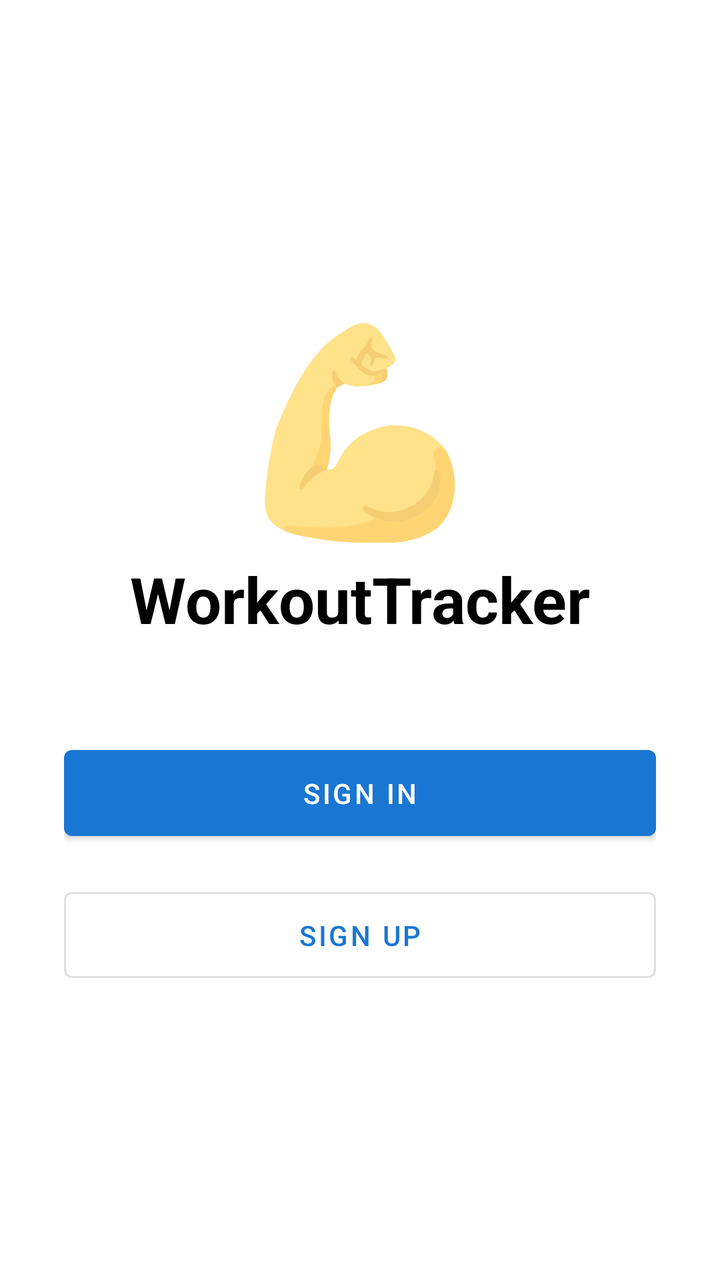
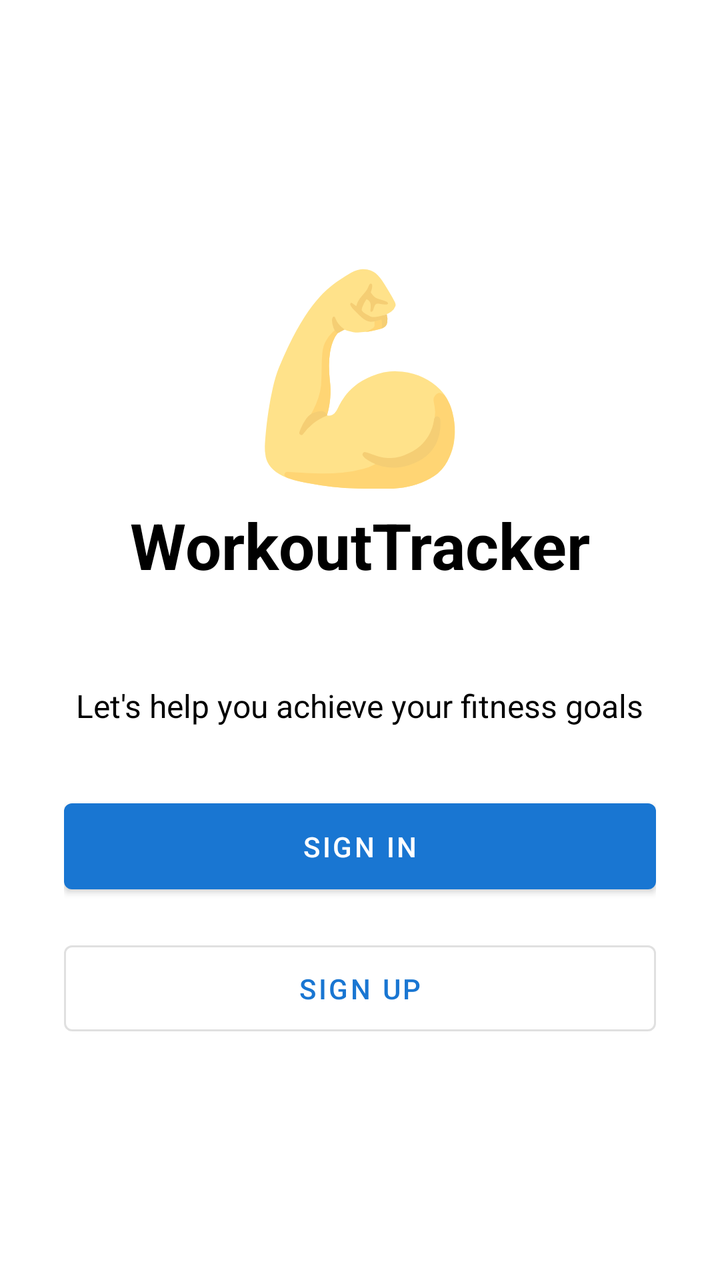

Screens rendered from an Android XML layout before and after an edit, with the pre-edit source and the edit as a unified diff.
<!-- AndroidManifest.xml: application theme Theme.WorkoutTracker -->
<!-- res/layout/activity_auth.xml -->
<?xml version="1.0" encoding="utf-8"?>
<LinearLayout xmlns:android="http://schemas.android.com/apk/res/android"
    android:layout_width="match_parent"
    android:layout_height="match_parent"
    android:orientation="vertical"
    android:gravity="center"
    android:padding="32dp"
    android:background="@color/white">

    <TextView
        android:layout_width="wrap_content"
        android:layout_height="wrap_content"
        android:text="💪"
        android:textSize="100sp" />

    <TextView
        android:layout_width="wrap_content"
        android:layout_height="wrap_content"
        android:text="@string/app_name"
        android:textSize="32sp"
        android:textStyle="bold"
        android:textColor="@color/black"
        android:layout_marginBottom="48dp"/>

    <Button
        android:id="@+id/btnSignIn"
        android:layout_width="match_parent"
        android:layout_height="wrap_content"
        android:text="Sign In"
        android:padding="12dp"
        android:layout_marginBottom="16dp" />

    <Button
        android:id="@+id/btnSignUp"
        style="@style/Widget.MaterialComponents.Button.OutlinedButton"
        android:layout_width="match_parent"
        android:layout_height="wrap_content"
        android:text="Sign Up"
        android:padding="12dp" />

</LinearLayout>
<!-- resources referenced by this layout -->
<resources>
  <color name="black">#FF000000</color>
  <color name="white">#FFFFFFFF</color>
  <string name="app_name">WorkoutTracker</string>
  <style name="Theme.WorkoutTracker" parent="Base.Theme.WorkoutTracker" />
  <style name="Base.Theme.WorkoutTracker" parent="Theme.MaterialComponents.DayNight.NoActionBar">
          
          <item name="colorPrimary">@color/blue_primary</item>
          <item name="colorPrimaryVariant">@color/purple_700</item>
          <item name="colorOnPrimary">@color/white</item>
          
          <item name="colorSecondary">@color/teal_200</item>
          <item name="colorSecondaryVariant">@color/teal_700</item>
          <item name="colorOnSecondary">@color/black</item>
          
          <item name="android:statusBarColor">?attr/colorPrimaryVariant</item>
          
      </style>
  <color name="blue_primary">#1976D2</color>
  <color name="purple_700">#FF3700B3</color>
  <color name="teal_200">#FF03DAC5</color>
  <color name="teal_700">#FF018786</color>
</resources>

<!-- the commit's change to res/layout/activity_auth.xml (unified diff, before → after) -->
@@ -22,6 +22,14 @@
         android:textColor="@color/black"
         android:layout_marginBottom="48dp"/>
 
+    <TextView
+        android:layout_width="wrap_content"
+        android:layout_height="wrap_content"
+        android:text="Let's help you achieve your fitness goals"
+        android:textSize="16sp"
+        android:textColor="@color/black"
+        android:gravity="center"
+        android:layout_marginBottom="32dp"/>
     <Button
         android:id="@+id/btnSignIn"
         android:layout_width="match_parent"
